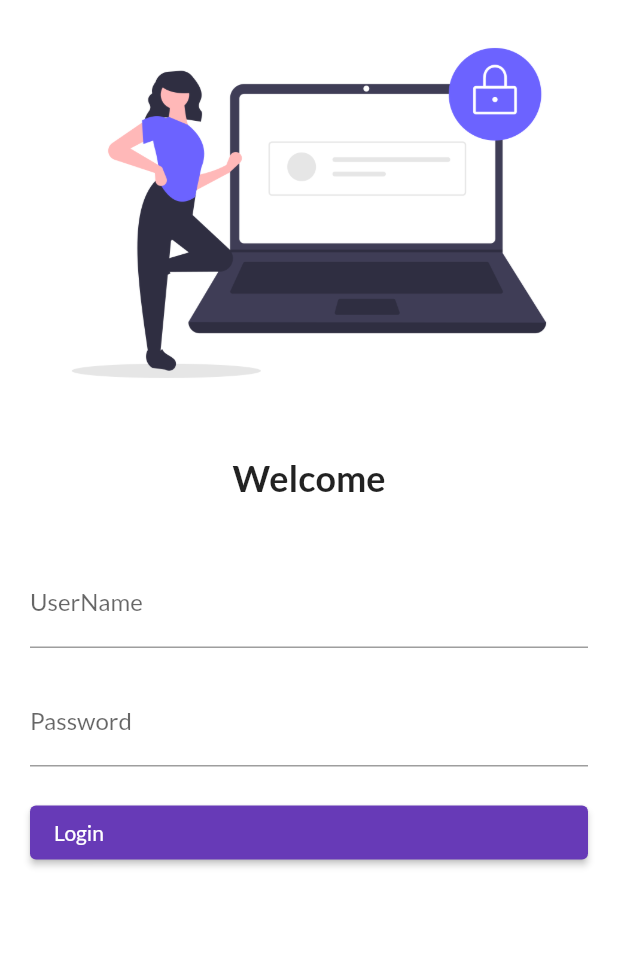
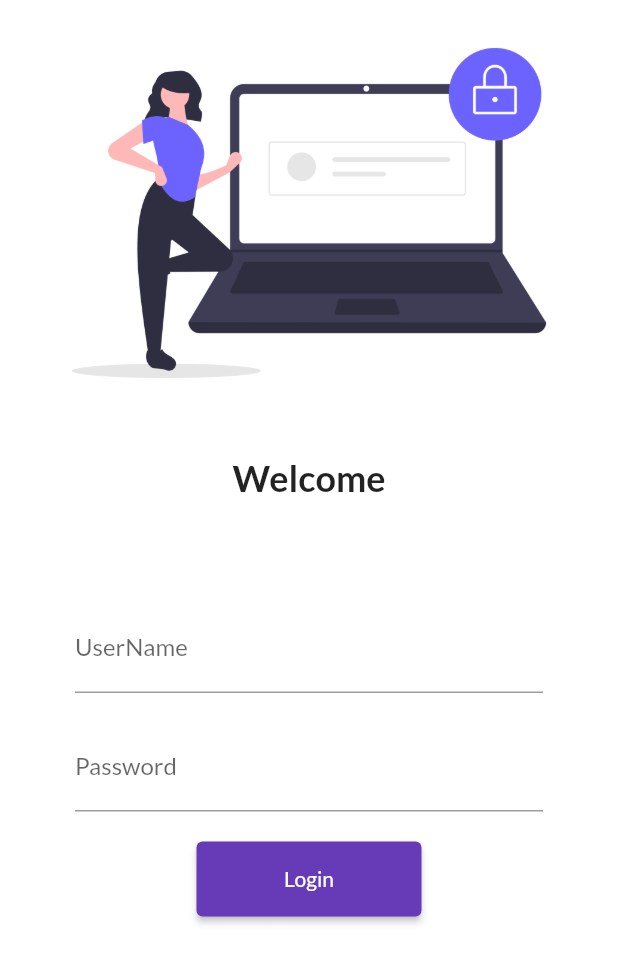
Before and after one commit to khobragadenitin/CatlogApp, a Flutter app: the screen it shows after launch, on a phone screen of 412 x 824 dp. Shown: the top 963 px of the screen. Run offline on Flutter 3.47's test engine with Material 2 defaults, Android fonts, the phone set to English and light mode, and no system bars; our stand-ins replace google_fonts.

Commit message:
Day 5 Completed

```diff
--- /dev/null
+++ b/lib/MyRoutes.dart
@@ -0,0 +1,4 @@
+class MyRoutes{
+  static String loginRoute = "/login";
+  static String homeRoute = "/home";
+}
--- a/lib/main.dart
+++ b/lib/main.dart
@@ -1,4 +1,5 @@
 import 'package:flutter/material.dart';
+import 'package:todo_flutter/MyRoutes.dart';
 import 'package:todo_flutter/pages/home_page.dart';
 import 'package:todo_flutter/pages/login_page.dart';
 import 'package:google_fonts/google_fonts.dart';
@@ -28,8 +29,8 @@ class MyApp extends StatelessWidget {
       initialRoute: "/",
       routes: {
         "/": (context) => LoginPage(),
-        "/home":(context) => HomePage(),
-        "/login" : (context) => LoginPage()
+        MyRoutes.homeRoute:(context) => HomePage(),
+        MyRoutes.loginRoute : (context) => LoginPage()
       },
     );
   }
--- a/lib/pages/login_page.dart
+++ b/lib/pages/login_page.dart
@@ -1,4 +1,5 @@
 import 'package:flutter/material.dart';
+import 'package:todo_flutter/MyRoutes.dart';
 
 class LoginPage extends StatelessWidget {
   const LoginPage({Key key}) : super(key: key);
@@ -7,6 +8,7 @@ class LoginPage extends StatelessWidget {
   Widget build(BuildContext context) {
     return Material(
         color: Colors.white,
+        child: SingleChildScrollView(
           child: Column(
             children: [
               Image.asset(
@@ -24,7 +26,9 @@ class LoginPage extends StatelessWidget {
                 height: 20.0,
               ),
               Padding(
-              padding: const EdgeInsets.all(20.0),
+                padding: const EdgeInsets.all(50.0),
+                child: Container(
+                  constraints: BoxConstraints(maxWidth: 500),
                   child: Column(
                     children: [
                       TextFormField(
@@ -42,20 +46,19 @@ class LoginPage extends StatelessWidget {
                         height: 20.0,
                       ),
                       ElevatedButton(
-                    child: Row(
-                      children: [
-                        Text("Login")
-                      ],
-                    ),
+                        style: TextButton.styleFrom(minimumSize: Size(150,50)),
+                        child: Text("Login"),
                         onPressed: (){
-                      print("Hello Nitin");
+                          Navigator.pushNamed(context, MyRoutes.homeRoute);
                         },
                       )
 
                     ],
                   ),
+                ),
               )
             ],
+          ),
         ));
   }
 }
```
Lines whose indentation alone changed are shown as unchanged.
